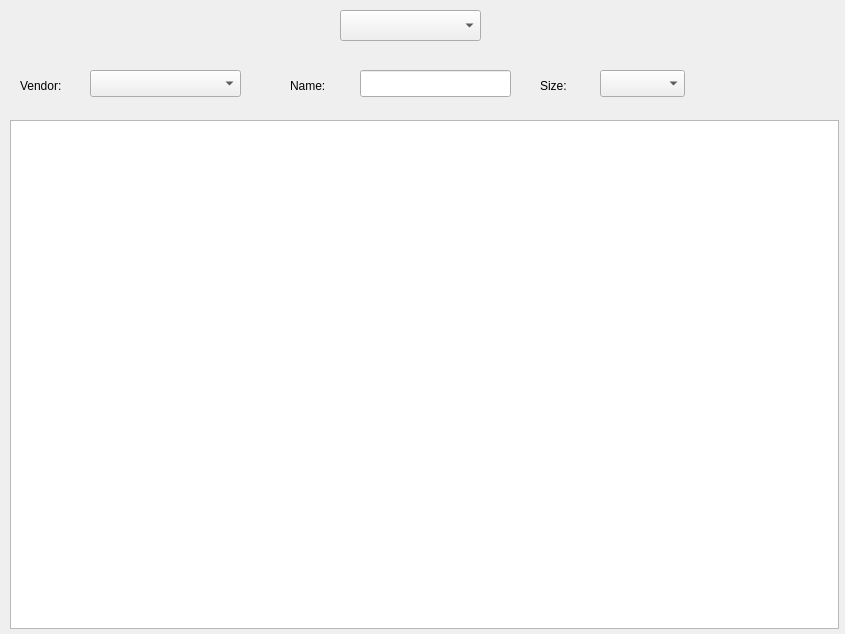
The window that supported.ui (lukaszdmitrowski/coreboot_flashtool) describes before a commit, drawn with Qt 5.
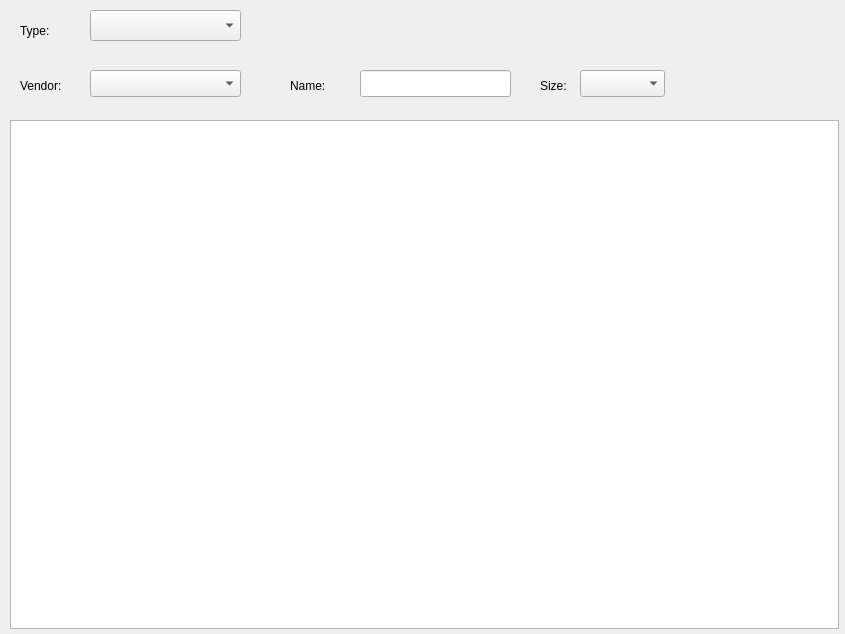
The same window after the commit. Icons and pictures are not drawn.

Diff of the .ui file:
```diff
--- a/supported.ui
+++ b/supported.ui
@@ -36,9 +36,9 @@
   <widget class="QComboBox" name="cb_sel_hardware">
    <property name="geometry">
     <rect>
-     <x>340</x>
+     <x>90</x>
      <y>10</y>
-     <width>141</width>
+     <width>151</width>
      <height>31</height>
     </rect>
    </property>
@@ -95,7 +95,7 @@
   <widget class="QComboBox" name="cb_sel_size">
    <property name="geometry">
     <rect>
-     <x>600</x>
+     <x>580</x>
      <y>70</y>
      <width>85</width>
      <height>27</height>
@@ -112,6 +112,19 @@
     </rect>
    </property>
   </widget>
+  <widget class="QLabel" name="label">
+   <property name="geometry">
+    <rect>
+     <x>20</x>
+     <y>20</y>
+     <width>67</width>
+     <height>21</height>
+    </rect>
+   </property>
+   <property name="text">
+    <string>Type: </string>
+   </property>
+  </widget>
  </widget>
  <resources/>
  <connections/>
```
